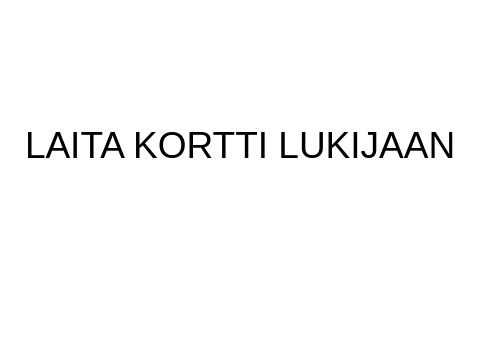
Above: bankautomat/mainwindow.ui from banksimul2022/group5 before the change; both pictures show x 130 to 610 and y 0 to 352 of the 800 by 600 pixel window. Below: the same form after it.
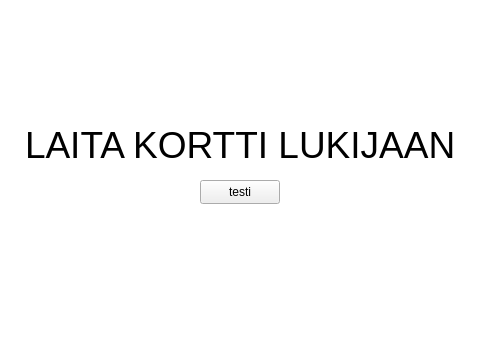
That is the form after the change.

The edit to the form file:
```diff
--- a/bankautomat/mainwindow.ui
+++ b/bankautomat/mainwindow.ui
@@ -25,13 +25,26 @@
     </property>
     <property name="html">
      <string>&lt;!DOCTYPE HTML PUBLIC &quot;-//W3C//DTD HTML 4.0//EN&quot; &quot;http://www.w3.org/TR/REC-html40/strict.dtd&quot;&gt;
-&lt;html&gt;&lt;head&gt;&lt;meta name=&quot;qrichtext&quot; content=&quot;1&quot; /&gt;&lt;style type=&quot;text/css&quot;&gt;
+&lt;html&gt;&lt;head&gt;&lt;meta name=&quot;qrichtext&quot; content=&quot;1&quot; /&gt;&lt;meta charset=&quot;utf-8&quot; /&gt;&lt;style type=&quot;text/css&quot;&gt;
 p, li { white-space: pre-wrap; }
-&lt;/style&gt;&lt;/head&gt;&lt;body style=&quot; font-family:'MS Shell Dlg 2'; font-size:8.25pt; font-weight:400; font-style:normal;&quot;&gt;
-&lt;p style=&quot; margin-top:0px; margin-bottom:0px; margin-left:0px; margin-right:0px; -qt-block-indent:0; text-indent:0px;&quot;&gt;&lt;span style=&quot; font-size:28pt;&quot;&gt;	&lt;/span&gt;&lt;/p&gt;
-&lt;p style=&quot; margin-top:0px; margin-bottom:0px; margin-left:0px; margin-right:0px; -qt-block-indent:0; text-indent:0px;&quot;&gt;&lt;span style=&quot; font-size:28pt;&quot;&gt;	&lt;/span&gt;&lt;/p&gt;
-&lt;p style=&quot; margin-top:0px; margin-bottom:0px; margin-left:0px; margin-right:0px; -qt-block-indent:0; text-indent:0px;&quot;&gt;&lt;span style=&quot; font-size:28pt;&quot;&gt;	&lt;/span&gt;&lt;/p&gt;
-&lt;p style=&quot; margin-top:0px; margin-bottom:0px; margin-left:0px; margin-right:0px; -qt-block-indent:0; text-indent:0px;&quot;&gt;&lt;span style=&quot; font-size:28pt;&quot;&gt;		LAITA KORTTI LUKIJAAN&lt;/span&gt;&lt;/p&gt;&lt;/body&gt;&lt;/html&gt;</string>
+&lt;/style&gt;&lt;/head&gt;&lt;body style=&quot; font-family:'Segoe UI'; font-size:9pt; font-weight:400; font-style:normal;&quot;&gt;
+&lt;p style=&quot; margin-top:0px; margin-bottom:0px; margin-left:0px; margin-right:0px; -qt-block-indent:0; text-indent:0px;&quot;&gt;&lt;span style=&quot; font-family:'MS Shell Dlg 2'; font-size:28pt;&quot;&gt;	&lt;/span&gt;&lt;/p&gt;
+&lt;p style=&quot; margin-top:0px; margin-bottom:0px; margin-left:0px; margin-right:0px; -qt-block-indent:0; text-indent:0px;&quot;&gt;&lt;span style=&quot; font-family:'MS Shell Dlg 2'; font-size:28pt;&quot;&gt;	&lt;/span&gt;&lt;/p&gt;
+&lt;p style=&quot; margin-top:0px; margin-bottom:0px; margin-left:0px; margin-right:0px; -qt-block-indent:0; text-indent:0px;&quot;&gt;&lt;span style=&quot; font-family:'MS Shell Dlg 2'; font-size:28pt;&quot;&gt;	&lt;/span&gt;&lt;/p&gt;
+&lt;p style=&quot; margin-top:0px; margin-bottom:0px; margin-left:0px; margin-right:0px; -qt-block-indent:0; text-indent:0px;&quot;&gt;&lt;span style=&quot; font-family:'MS Shell Dlg 2'; font-size:28pt;&quot;&gt;		LAITA KORTTI LUKIJAAN&lt;/span&gt;&lt;/p&gt;&lt;/body&gt;&lt;/html&gt;</string>
+    </property>
+   </widget>
+   <widget class="QPushButton" name="pushButton">
+    <property name="geometry">
+     <rect>
+      <x>330</x>
+      <y>180</y>
+      <width>80</width>
+      <height>24</height>
+     </rect>
+    </property>
+    <property name="text">
+     <string>testi</string>
     </property>
    </widget>
   </widget>
```
Left out of the diff: 2 changed lines with no effect on the pictures.
